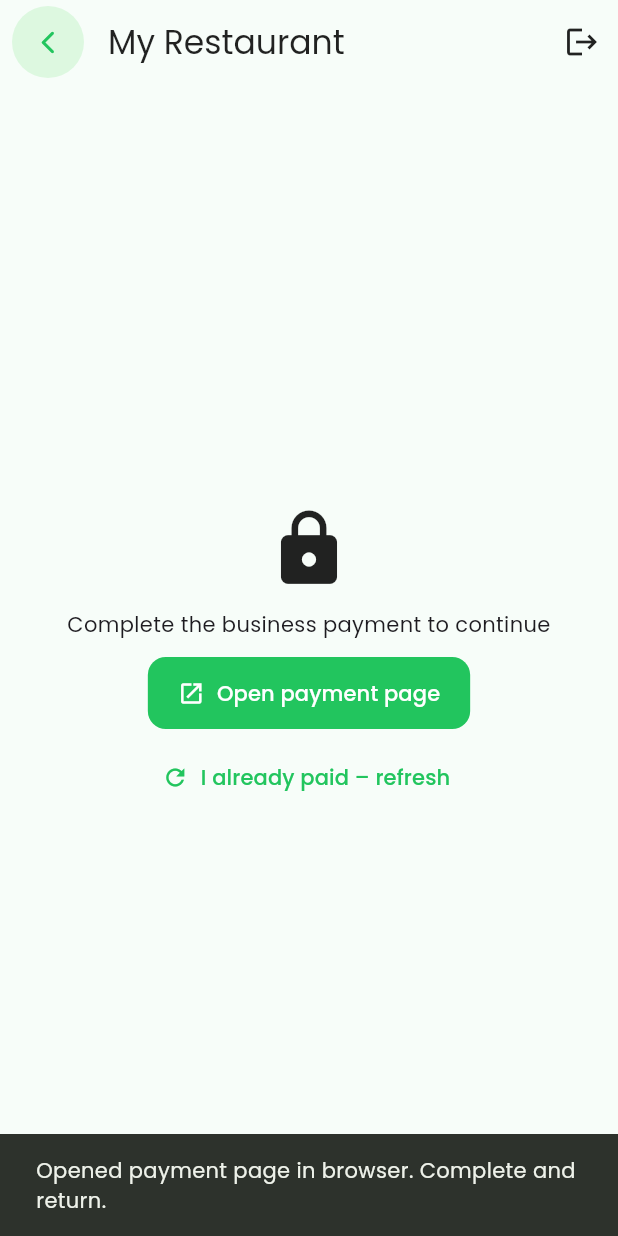
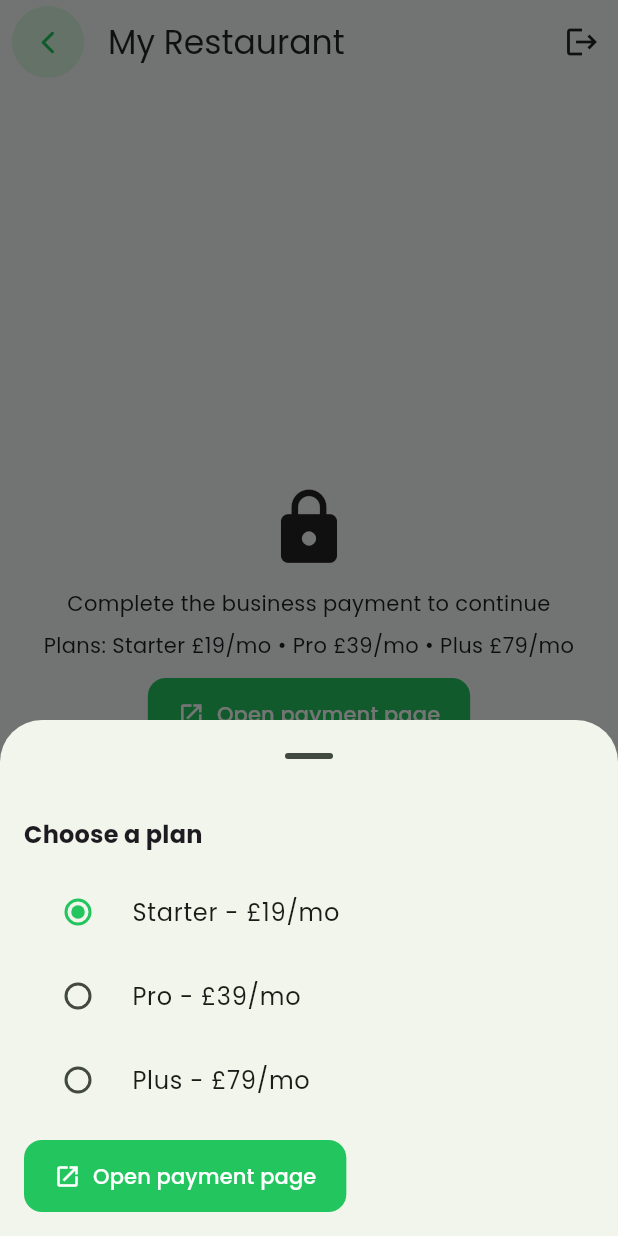
Before and after one commit to ereencaan/ClearDishFlutterCrossMobileApp, a Flutter app: the _OwnerRestaurantOverview screen opened directly, after a tap on "Open payment page", on a phone screen of 412 x 824 dp. Run offline on Flutter 3.47's test engine with Material 3 defaults, Android fonts, the phone set to English and light mode, and no system bars; our stand-ins replace dio, equatable, fl_chart, flutter_map, flutter_riverpod, geolocator and 5 more; accounts and stored records are empty.

Commit message:
Add owner plan/tier support with Stripe plan picker and paid-until check

```diff
--- a/lib/data/sources/restaurant_settings_api.dart
+++ b/lib/data/sources/restaurant_settings_api.dart
@@ -1,19 +1,61 @@
 import 'package:cleardish/core/utils/result.dart';
-import 'package:cleardish/data/models/promotion.dart';
 import 'package:cleardish/data/models/restaurant.dart';
 import 'package:cleardish/data/sources/supabase_client.dart';
+import 'package:cleardish/data/models/promotion.dart';
 
 /// Checks if the current user completed the off-app owner payment by reading
 /// `app_metadata.owner_paid` (should be set via webhook after payment).
-Future<Result<bool>> _checkOwnerPaid(SupabaseClient client) async {
+class OwnerPaymentInfo {
+  OwnerPaymentInfo({
+    required this.active,
+    this.plan,
+    this.paidUntil,
+  });
+
+  final bool active;
+  final String? plan;
+  final DateTime? paidUntil;
+}
+
+OwnerPaymentInfo _parseOwnerPaymentInfo(Map<String, dynamic> appMeta) {
+  final now = DateTime.now();
+  final plan = (appMeta['owner_plan'] as String?)?.trim();
+  final rawPaidFlag = appMeta['owner_paid'];
+  final rawPaidUntil = appMeta['owner_paid_until'];
+
+  DateTime? paidUntil;
+  if (rawPaidUntil is String) {
+    try {
+      paidUntil = DateTime.tryParse(rawPaidUntil);
+    } catch (_) {}
+  } else if (rawPaidUntil is int) {
+    // Treat as seconds since epoch
+    paidUntil = DateTime.fromMillisecondsSinceEpoch(rawPaidUntil * 1000);
+  } else if (rawPaidUntil is double) {
+    paidUntil = DateTime.fromMillisecondsSinceEpoch(
+        (rawPaidUntil * 1000).round());
+  }
+
+  final paidFlag =
+      rawPaidFlag == true || rawPaidFlag == 'true' || rawPaidFlag == 1;
+  final active = paidUntil != null ? paidUntil.isAfter(now) : paidFlag;
+
+  return OwnerPaymentInfo(
+    active: active,
+    plan: plan,
+    paidUntil: paidUntil,
+  );
+}
+
+Future<Result<OwnerPaymentInfo>> _checkOwnerPaymentInfo(
+    SupabaseClient client) async {
   try {
     // Refresh user to pull the latest app_metadata
     final userResp = await client.supabaseClient.client.auth.getUser();
     final user = userResp.user ?? client.auth.currentUser;
     final appMeta = user?.appMetadata ?? {};
-    final raw = appMeta['owner_paid'];
-    final paid = raw == true || raw == 'true' || raw == 1 || raw == '1';
-    return Success(paid);
+    final info = _parseOwnerPaymentInfo(appMeta);
+    return Success(info);
   } catch (e) {
     return Failure('Failed to check payment status: ${e.toString()}');
   }
@@ -198,8 +240,17 @@ class RestaurantSettingsApi {
     }
   }
 
-  /// Returns whether the current owner completed payment (from app_metadata).
+  /// Returns owner payment info (plan + expiry) from app_metadata.
+  Future<Result<OwnerPaymentInfo>> getOwnerPaymentInfo() async {
+    return _checkOwnerPaymentInfo(_client);
+  }
+
+  /// Backwards-compatible bool status; prefers paid_until if present.
   Future<Result<bool>> getOwnerPaymentStatus() async {
-    return _checkOwnerPaid(_client);
+    final res = await getOwnerPaymentInfo();
+    if (res is Success<OwnerPaymentInfo>) {
+      return Success(res.data.active);
+    }
+    return Failure(res.errorOrNull ?? 'Failed to check payment status');
   }
 }
--- a/lib/features/restaurants/presentation/restaurants_screen.dart
+++ b/lib/features/restaurants/presentation/restaurants_screen.dart
@@ -23,10 +23,10 @@ final _ownerRestaurantProvider =
   return api.getMyRestaurant();
 });
 
-final _ownerPaymentStatusProvider =
-    FutureProvider.autoDispose<Result<bool>>((ref) async {
+final _ownerPaymentInfoProvider =
+    FutureProvider.autoDispose<Result<OwnerPaymentInfo>>((ref) async {
   final api = RestaurantSettingsApi(SupabaseClient.instance);
-  return api.getOwnerPaymentStatus();
+  return api.getOwnerPaymentInfo();
 });
 
 /// Restaurants list screen
@@ -407,7 +407,7 @@ class _OwnerRestaurantOverview extends ConsumerWidget {
 
   @override
   Widget build(BuildContext context, WidgetRef ref) {
-    final paymentAsync = ref.watch(_ownerPaymentStatusProvider);
+    final paymentAsync = ref.watch(_ownerPaymentInfoProvider);
     return Scaffold(
       appBar: AppBar(
         title: const Text('My Restaurant'),
@@ -426,19 +426,21 @@ class _OwnerRestaurantOverview extends ConsumerWidget {
           message: 'Payment check failed: $e',
           onPay: () => _openOwnerPayment(context),
           onRefresh: () {
-            ref.invalidate(_ownerPaymentStatusProvider);
+            ref.invalidate(_ownerPaymentInfoProvider);
             ref.invalidate(_ownerRestaurantProvider);
           },
         ),
         data: (payResult) {
-          if (payResult.isFailure || payResult.dataOrNull != true) {
+          final info = payResult.dataOrNull;
+          final isActive = info?.active == true;
+          if (payResult.isFailure || !isActive) {
             final msg = payResult.errorOrNull ??
                 'Complete the business payment to continue';
             return _OwnerPaymentRequired(
               message: msg,
               onPay: () => _openOwnerPayment(context),
               onRefresh: () {
-                ref.invalidate(_ownerPaymentStatusProvider);
+                ref.invalidate(_ownerPaymentInfoProvider);
                 ref.invalidate(_ownerRestaurantProvider);
               },
             );
@@ -468,6 +470,54 @@ class _OwnerRestaurantOverview extends ConsumerWidget {
                 child: Column(
                   crossAxisAlignment: CrossAxisAlignment.stretch,
                   children: [
+                    if (info?.plan != null || info?.paidUntil != null)
+                      Padding(
+                        padding: const EdgeInsets.only(bottom: 12),
+                        child: Card(
+                          color:
+                              Theme.of(context).colorScheme.secondaryContainer,
+                          child: Padding(
+                            padding: const EdgeInsets.all(12),
+                            child: Row(
+                              children: [
+                                const Icon(Icons.verified_user),
+                                const SizedBox(width: 10),
+                                Expanded(
+                                  child: Column(
+                                    crossAxisAlignment:
+                                        CrossAxisAlignment.start,
+                                    children: [
+                                      Text(
+                                        'Plan: ${info?.plan ?? 'Active'}',
+                                        style: Theme.of(context)
+                                            .textTheme
+                                            .bodyMedium
+                                            ?.copyWith(
+                                                fontWeight: FontWeight.w600),
+                                      ),
+                                      if (info?.paidUntil != null)
+                                        Text(
+                                          'Renews after ${info!.paidUntil!.toIso8601String().split('T').first}',
+                                          style: Theme.of(context)
+                                              .textTheme
+                                              .bodySmall,
+                                        ),
+                                    ],
+                                  ),
+                                ),
+                                IconButton(
+                                  tooltip: 'Refresh payment status',
+                                  onPressed: () {
+                                    ref.invalidate(_ownerPaymentInfoProvider);
+                                    ref.invalidate(_ownerRestaurantProvider);
+                                  },
+                                  icon: const Icon(Icons.refresh),
+                                ),
+                              ],
+                            ),
+                          ),
+                        ),
+                      ),
                     Card(
                       child: Padding(
                         padding: const EdgeInsets.all(16),
@@ -766,8 +816,7 @@ class PaymentCompleteScreen extends ConsumerStatefulWidget {
       _PaymentCompleteScreenState();
 }
 
-class _PaymentCompleteScreenState
-    extends ConsumerState<PaymentCompleteScreen> {
+class _PaymentCompleteScreenState extends ConsumerState<PaymentCompleteScreen> {
   bool _loading = true;
   String? _message;
 
@@ -794,10 +843,10 @@ class _PaymentCompleteScreenState
     }
 
     final api = RestaurantSettingsApi(SupabaseClient.instance);
-    final res = await api.getOwnerPaymentStatus();
-    if (res is Success<bool> && res.data == true) {
+    final res = await api.getOwnerPaymentInfo();
+    if (res is Success<OwnerPaymentInfo> && res.data.active) {
       await _ensureOwnerRestaurantExists(user);
-      ref.invalidate(_ownerPaymentStatusProvider);
+      ref.invalidate(_ownerPaymentInfoProvider);
       ref.invalidate(_ownerRestaurantProvider);
       if (!mounted) return;
       ScaffoldMessenger.of(context).showSnackBar(
@@ -831,10 +880,9 @@ class _PaymentCompleteScreenState
             (meta['restaurant_name'] as String?)?.trim().isNotEmpty == true
                 ? (meta['restaurant_name'] as String).trim()
                 : 'My Restaurant';
-        final rAddr =
-            (meta['address'] as String?)?.trim().isNotEmpty == true
-                ? (meta['address'] as String).trim()
-                : 'E2 6AU';
+        final rAddr = (meta['address'] as String?)?.trim().isNotEmpty == true
+            ? (meta['address'] as String).trim()
+            : 'E2 6AU';
         await client.rpc('create_restaurant_with_owner', params: {
           'p_name': rName,
           'p_address': rAddr,
@@ -916,14 +964,69 @@ Future<void> _openOwnerPayment(BuildContext context) async {
   final uid = user?.id ?? '';
   final email = user?.email ?? '';
   final returnUrl = 'cleardish://payment-complete';
+  const plans = [
+    {'id': 'starter', 'label': 'Starter - £19/mo'},
+    {'id': 'pro', 'label': 'Pro - £39/mo'},
+    {'id': 'plus', 'label': 'Plus - £79/mo'},
+  ];
+
+  String current = plans.first['id']!;
+
+  final selectedPlan = await showModalBottomSheet<String>(
+    context: context,
+    showDragHandle: true,
+    builder: (ctx) {
+      return StatefulBuilder(
+        builder: (context, setSt) {
+          return Padding(
+            padding: const EdgeInsets.all(16),
+            child: Column(
+              mainAxisSize: MainAxisSize.min,
+              crossAxisAlignment: CrossAxisAlignment.start,
+              children: [
+                Text(
+                  'Choose a plan',
+                  style: Theme.of(context)
+                      .textTheme
+                      .titleMedium
+                      ?.copyWith(fontWeight: FontWeight.w700),
+                ),
+                const SizedBox(height: 12),
+                ...plans.map(
+                  (p) => RadioListTile<String>(
+                    value: p['id']!,
+                    groupValue: current,
+                    title: Text(p['label']!),
+                    onChanged: (val) {
+                      if (val != null) setSt(() => current = val);
+                    },
+                  ),
+                ),
+                const SizedBox(height: 12),
+                FilledButton.icon(
+                  onPressed: () => Navigator.of(context).pop(current),
+                  icon: const Icon(Icons.open_in_new),
+                  label: const Text('Open payment page'),
+                ),
+              ],
+            ),
+          );
+        },
+      );
+    },
+  );
+
+  if (selectedPlan == null) return;
+
   final url =
-      'https://cleardish.co.uk/restaurant-payment/?uid=$uid&email=$email&return_url=$returnUrl';
+      'https://cleardish.co.uk/restaurant-payment/?uid=$uid&email=$email&plan=$selectedPlan&return_url=$returnUrl';
   final uri = Uri.parse(url);
   await launchUrl(uri, mode: LaunchMode.externalApplication);
   if (!context.mounted) return;
   ScaffoldMessenger.of(context).showSnackBar(
-    const SnackBar(
-      content: Text('Opened payment page in browser. Complete and return.'),
+    SnackBar(
+      content:
+          Text('Opened payment page for ${selectedPlan.toUpperCase()} plan.'),
     ),
   );
 }
@@ -951,6 +1054,11 @@ class _OwnerPaymentRequired extends StatelessWidget {
             Text(
               message ??
                   'Please complete the business payment on our website to continue.',
+              textAlign: TextAlign.center,
+            ),
+            const SizedBox(height: 8),
+            const Text(
+              'Plans: Starter £19/mo • Pro £39/mo • Plus £79/mo',
               textAlign: TextAlign.center,
             ),
             const SizedBox(height: 12),
```
Also changed, not shown: 1 other file.
